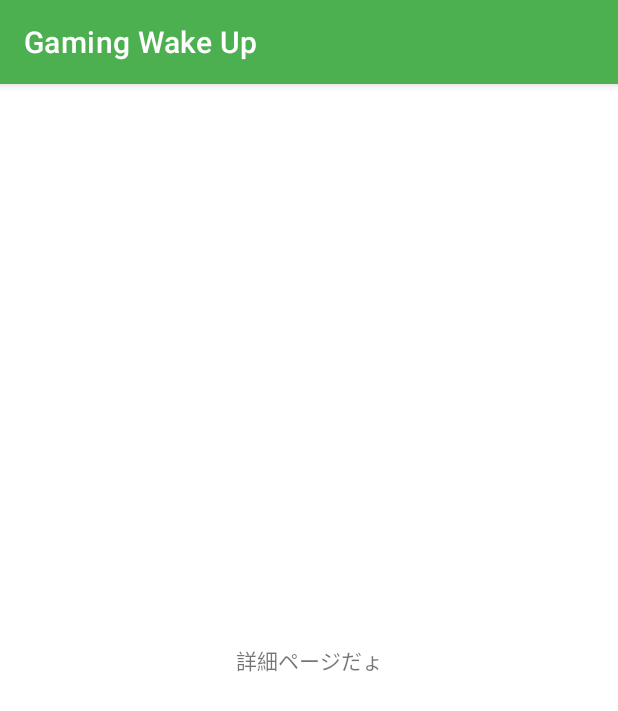
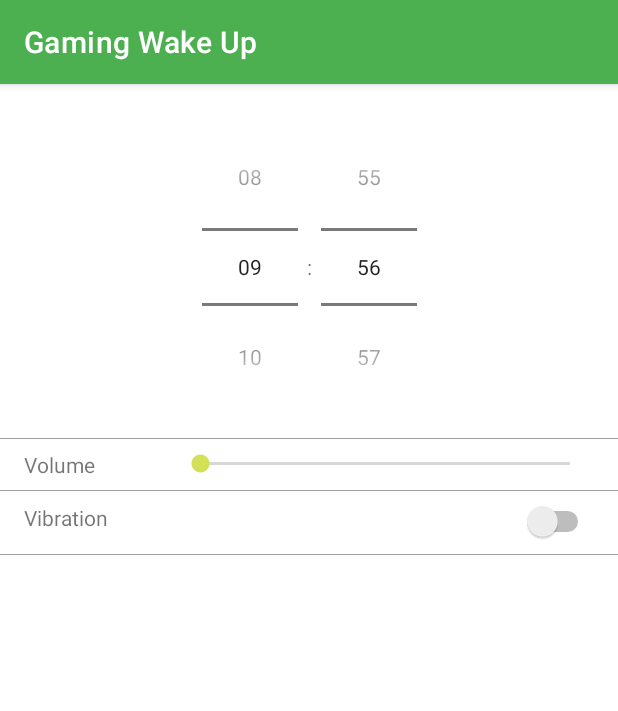
Before and after one commit to okaryo/GamingWakeUp, an Android app: the AlarmDetailEditFragment screen opened through its navigation route, on a phone screen of 412 x 824 dp. Shown: the top 711 px of the screen. Run offline under Robolectric (Android 15) with nearby library versions, the phone set to English and light mode, and no system bars; our stand-ins replace data binding; 1 statement that could not run was skipped.

Commit message:
[add] fragment detail page layout

```diff
--- a/app/src/main/res/layout/fragment_alarm_detail_edit.xml
+++ b/app/src/main/res/layout/fragment_alarm_detail_edit.xml
@@ -9,18 +9,111 @@
             type="com.example.gamingwakeup.viewmodel.alarmdetailedit.AlarmDetailEditViewModel" />
     </data>
 
+
     <androidx.constraintlayout.widget.ConstraintLayout
         android:layout_width="match_parent"
-        android:layout_height="match_parent">
+        android:layout_height="match_parent"
+        app:layout_constraintVertical_chainStyle="packed">
+
+        <TimePicker
+            android:id="@+id/alarm_edit_time_picker"
+            android:layout_width="wrap_content"
+            android:layout_height="wrap_content"
+            android:layout_marginStart="16dp"
+            android:layout_marginTop="16dp"
+            android:layout_marginEnd="16dp"
+            android:timePickerMode="spinner"
+            app:layout_constraintEnd_toEndOf="parent"
+            app:layout_constraintHorizontal_bias="0.5"
+            app:layout_constraintStart_toStartOf="parent"
+            app:layout_constraintTop_toTopOf="parent" />
+
+        <View
+            android:id="@+id/divider3"
+            android:layout_width="match_parent"
+            android:layout_height="0.5dp"
+            android:layout_marginTop="8dp"
+            android:layout_marginBottom="8dp"
+            android:background="@color/divider"
+            app:layout_constraintBottom_toTopOf="@+id/alarm_edit_sound_volume_seek_bar"
+            app:layout_constraintEnd_toEndOf="parent"
+            app:layout_constraintStart_toStartOf="parent"
+            app:layout_constraintTop_toBottomOf="@+id/alarm_edit_time_picker" />
 
         <TextView
-            android:id="@+id/textView"
+            android:id="@+id/alarm_edit_sound_volume_label"
+            android:layout_width="0dp"
+            android:layout_height="wrap_content"
+            android:layout_marginStart="16dp"
+            android:layout_marginTop="16dp"
+            android:layout_marginEnd="8dp"
+            android:text="Volume"
+            app:layout_constraintEnd_toStartOf="@+id/alarm_edit_sound_volume_seek_bar"
+            app:layout_constraintHorizontal_bias="0.5"
+            app:layout_constraintHorizontal_chainStyle="spread_inside"
+            app:layout_constraintHorizontal_weight="1"
+            app:layout_constraintStart_toStartOf="parent"
+            app:layout_constraintTop_toBottomOf="@+id/alarm_edit_time_picker" />
+
+        <SeekBar
+            android:id="@+id/alarm_edit_sound_volume_seek_bar"
+            android:layout_width="0dp"
+            android:layout_height="wrap_content"
+            android:layout_marginTop="16dp"
+            android:layout_marginEnd="16dp"
+            app:layout_constraintEnd_toEndOf="parent"
+            app:layout_constraintHorizontal_bias="0.5"
+            app:layout_constraintHorizontal_weight="3"
+            app:layout_constraintStart_toEndOf="@+id/alarm_edit_sound_volume_label"
+            app:layout_constraintTop_toBottomOf="@+id/alarm_edit_time_picker" />
+
+        <View
+            android:id="@+id/divider"
+            android:layout_width="match_parent"
+            android:layout_height="0.5dp"
+            android:layout_marginTop="8dp"
+            android:layout_marginBottom="8dp"
+            android:background="@color/divider"
+            app:layout_constraintBottom_toTopOf="@+id/textView3"
+            app:layout_constraintEnd_toEndOf="parent"
+            app:layout_constraintStart_toStartOf="parent"
+            app:layout_constraintTop_toBottomOf="@+id/alarm_edit_sound_volume_seek_bar" />
+
+        <TextView
+            android:id="@+id/textView3"
             android:layout_width="wrap_content"
             android:layout_height="wrap_content"
-            android:text="詳細ページだょ"
-            app:layout_constraintBottom_toBottomOf="parent"
+            android:layout_marginStart="16dp"
+            android:layout_marginTop="16dp"
+            android:layout_marginEnd="8dp"
+            android:text="Vibration"
+            app:layout_constraintEnd_toStartOf="@+id/switch2"
+            app:layout_constraintHorizontal_bias="0.5"
+            app:layout_constraintHorizontal_chainStyle="spread_inside"
+            app:layout_constraintStart_toStartOf="parent"
+            app:layout_constraintTop_toBottomOf="@+id/alarm_edit_sound_volume_label" />
+
+        <Switch
+            android:id="@+id/switch2"
+            android:layout_width="wrap_content"
+            android:layout_height="wrap_content"
+            android:layout_marginTop="16dp"
+            android:layout_marginEnd="16dp"
             app:layout_constraintEnd_toEndOf="parent"
+            app:layout_constraintHorizontal_bias="0.5"
+            app:layout_constraintStart_toEndOf="@+id/textView3"
+            app:layout_constraintTop_toBottomOf="@+id/alarm_edit_sound_volume_seek_bar" />
+
+        <View
+            android:id="@+id/divider2"
+            android:layout_width="match_parent"
+            android:layout_height="0.5dp"
+            android:layout_marginTop="8dp"
+            android:background="@color/divider"
+            app:layout_constraintEnd_toEndOf="parent"
+            app:layout_constraintHorizontal_bias="0.0"
             app:layout_constraintStart_toStartOf="parent"
-            app:layout_constraintTop_toTopOf="parent" />
+            app:layout_constraintTop_toBottomOf="@+id/switch2" />
+
     </androidx.constraintlayout.widget.ConstraintLayout>
 </layout>
```
